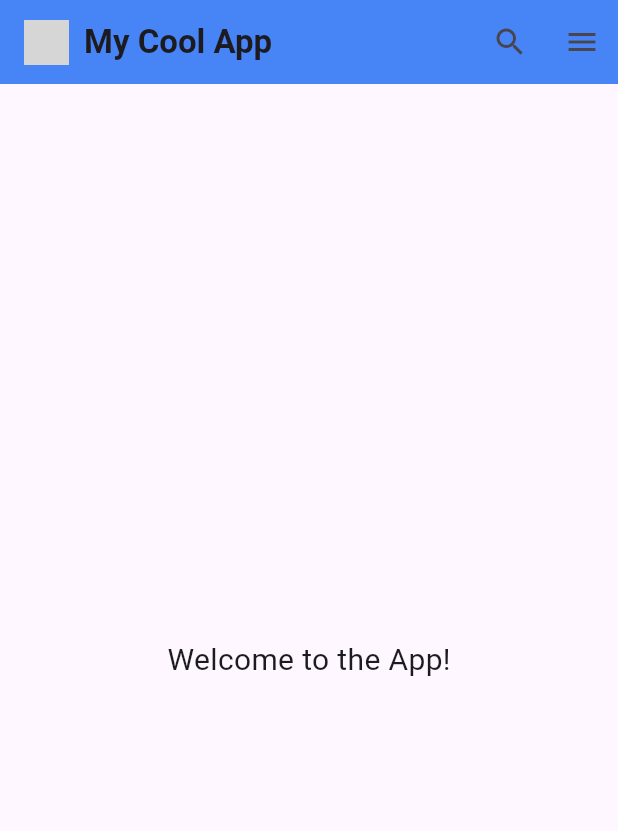
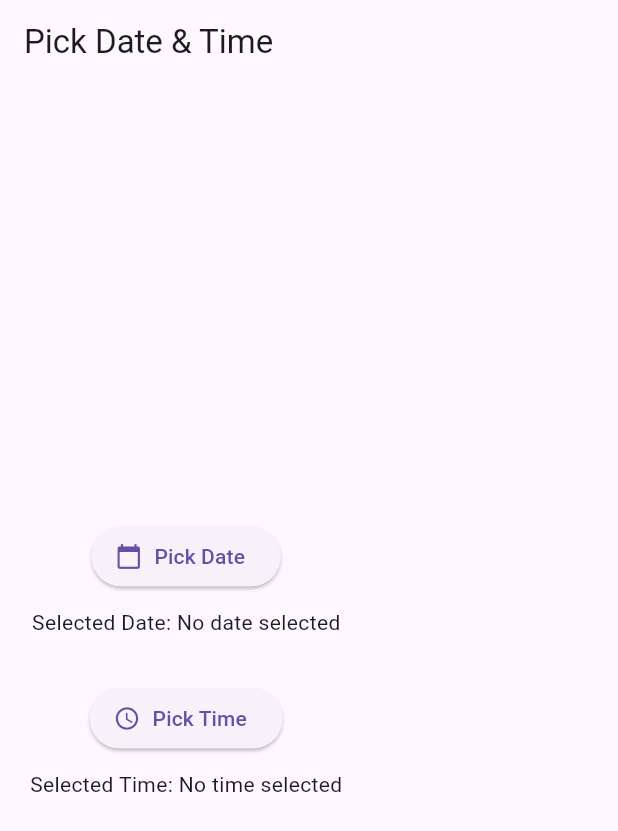
Before and after one commit to MondiraDey/flutter_application_4, a Flutter app: the screen it shows after launch, on a phone screen of 412 x 824 dp. Shown: the top 831 px of the screen. Run offline on Flutter 3.47's test engine with Material 3 defaults, Android fonts, the phone set to English and light mode, and no system bars; grey boxes are pictures that could not be loaded.

Commit message:
M_mart15

```diff
--- a/lib/main.dart
+++ b/lib/main.dart
@@ -1,65 +1,92 @@
 import 'package:flutter/material.dart';
 
 void main() {
-  runApp(MyApp());
+  runApp(DateTimePickerApp());
 }
 
-class MyApp extends StatelessWidget {
+class DateTimePickerApp extends StatelessWidget {
   @override
   Widget build(BuildContext context) {
     return MaterialApp(
-      title: 'Custom AppBar Demo',
-      theme: ThemeData(
-        primarySwatch: Colors.blue,
-      ),
-      home: HomePage(),
+      title: 'Date & Time Picker',
+      theme: ThemeData(primarySwatch: Colors.deepPurple),
+      home: DateTimePickerScreen(),
       debugShowCheckedModeBanner: false,
     );
   }
 }
 
-class HomePage extends StatelessWidget {
+class DateTimePickerScreen extends StatefulWidget {
+  @override
+  _DateTimePickerScreenState createState() => _DateTimePickerScreenState();
+}
+
+class _DateTimePickerScreenState extends State<DateTimePickerScreen> {
+  DateTime? selectedDate;
+  TimeOfDay? selectedTime;
+
+  Future<void> _pickDate() async {
+    DateTime now = DateTime.now();
+    final DateTime? picked = await showDatePicker(
+      context: context,
+      initialDate: now,
+      firstDate: DateTime(now.year - 5),
+      lastDate: DateTime(now.year + 5),
+    );
+    if (picked != null) {
+      setState(() {
+        selectedDate = picked;
+      });
+    }
+  }
+
+  Future<void> _pickTime() async {
+    final TimeOfDay? picked = await showTimePicker(
+      context: context,
+      initialTime: TimeOfDay.now(),
+    );
+    if (picked != null) {
+      setState(() {
+        selectedTime = picked;
+      });
+    }
+  }
+
+  String get formattedDate {
+    if (selectedDate == null) return "No date selected";
+    return "${selectedDate!.day}/${selectedDate!.month}/${selectedDate!.year}";
+  }
+
+  String get formattedTime {
+    if (selectedTime == null) return "No time selected";
+    return selectedTime!.format(context);
+  }
+
   @override
   Widget build(BuildContext context) {
     return Scaffold(
-      appBar: AppBar(
-        backgroundColor: Colors.blueAccent,
-        elevation: 4,
-        title: Row(
-          mainAxisAlignment: MainAxisAlignment.start,
+      appBar: AppBar(title: Text('Pick Date & Time')),
+      body: Padding(
+        padding: const EdgeInsets.all(20.0),
+        child: Column(
+          mainAxisAlignment: MainAxisAlignment.center,
           children: [
-            Image.asset(
-              'assets/logo.png',
-              height: 30,
+            ElevatedButton.icon(
+              icon: Icon(Icons.calendar_today),
+              label: Text("Pick Date"),
+              onPressed: _pickDate,
             ),
-            SizedBox(width: 10),
-            Text(
-              'My Cool App',
-              style: TextStyle(fontWeight: FontWeight.bold),
+            SizedBox(height: 10),
+            Text("Selected Date: $formattedDate"),
+            SizedBox(height: 30),
+            ElevatedButton.icon(
+              icon: Icon(Icons.access_time),
+              label: Text("Pick Time"),
+              onPressed: _pickTime,
             ),
+            SizedBox(height: 10),
+            Text("Selected Time: $formattedTime"),
           ],
-        ),
-        actions: [
-          IconButton(
-            icon: Icon(Icons.search),
-            onPressed: () {
-              // Add search functionality here
-              print("Search tapped");
-            },
-          ),
-          IconButton(
-            icon: Icon(Icons.menu),
-            onPressed: () {
-              // Add menu functionality here
-              print("Menu tapped");
-            },
-          ),
-        ],
-      ),
-      body: Center(
-        child: Text(
-          'Welcome to the App!',
-          style: TextStyle(fontSize: 20),
         ),
       ),
     );
```
